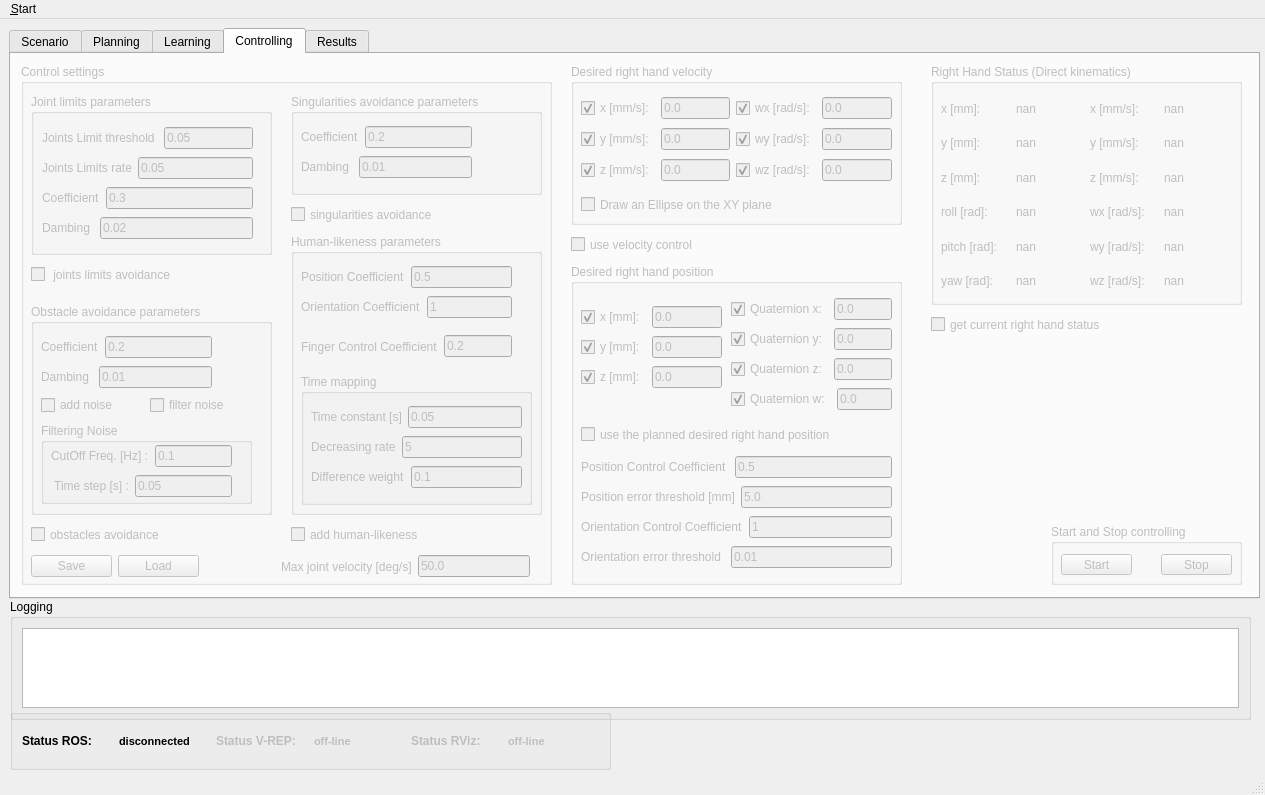
Old version of the form ui/main_window.ui in the repository zohannn/motion_manager.
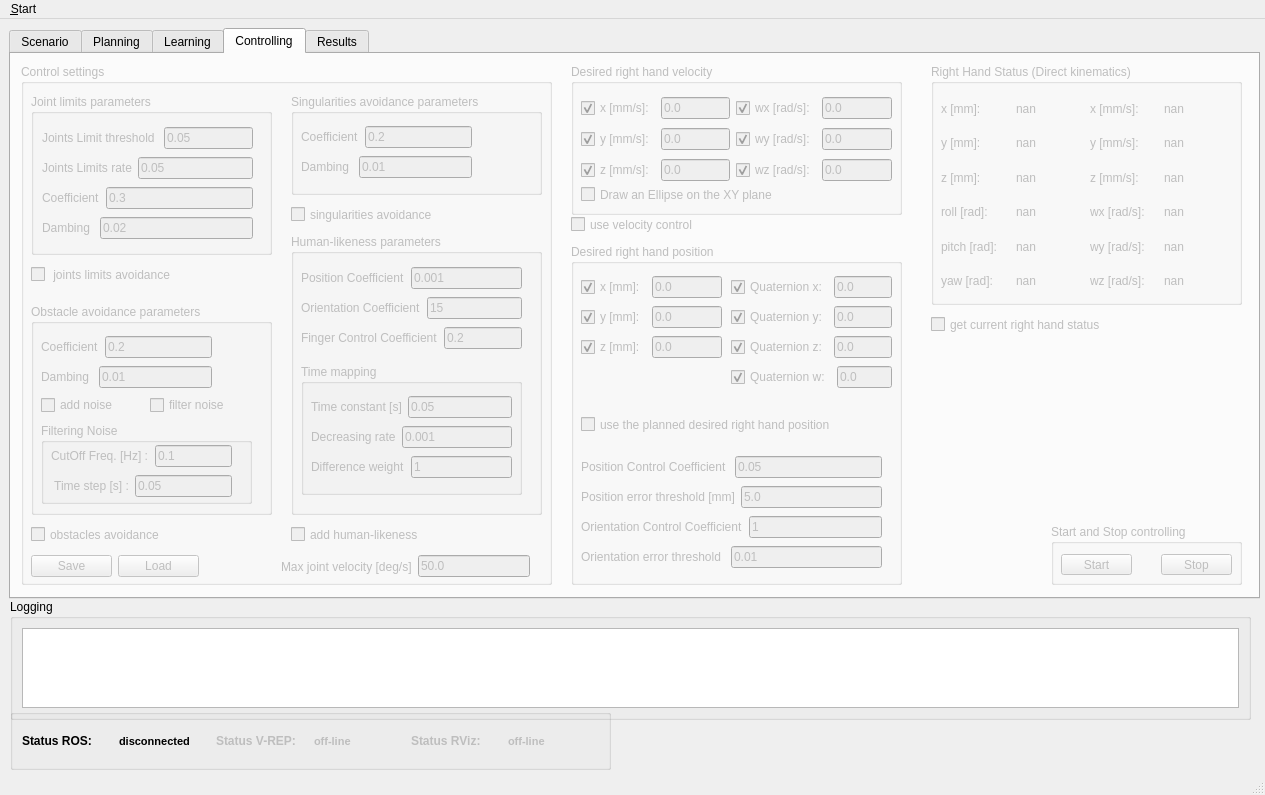
New version of the form. Icons and pictures are not drawn. Custom widgets are drawn as their Qt base class.

Diff of the .ui file:
```diff
--- a/ui/main_window.ui
+++ b/ui/main_window.ui
@@ -1747,7 +1747,7 @@
         <x>560</x>
         <y>10</y>
         <width>331</width>
-        <height>161</height>
+        <height>151</height>
        </rect>
       </property>
       <property name="title">
@@ -1903,7 +1903,7 @@
        <property name="geometry">
         <rect>
          <x>10</x>
-         <y>130</y>
+         <y>120</y>
          <width>301</width>
          <height>21</height>
         </rect>
@@ -1917,9 +1917,9 @@
       <property name="geometry">
        <rect>
         <x>560</x>
-        <y>210</y>
+        <y>190</y>
         <width>331</width>
-        <height>321</height>
+        <height>341</height>
        </rect>
       </property>
       <property name="title">
@@ -1929,7 +1929,7 @@
        <property name="geometry">
         <rect>
          <x>10</x>
-         <y>160</y>
+         <y>170</y>
          <width>291</width>
          <height>21</height>
         </rect>
@@ -1942,91 +1942,7 @@
        <property name="geometry">
         <rect>
          <x>10</x>
-         <y>190</y>
-         <width>311</width>
-         <height>120</height>
-        </rect>
-       </property>
-       <layout class="QVBoxLayout" name="verticalLayout_107">
-        <item>
-         <layout class="QHBoxLayout" name="horizontalLayout_575">
-          <item>
-           <widget class="QLabel" name="label_coeff_pos">
-            <property name="text">
-             <string>Position Control Coefficient </string>
-            </property>
-           </widget>
-          </item>
-          <item>
-           <widget class="QLineEdit" name="lineEdit_coeff_pos">
-            <property name="text">
-             <string>0.5</string>
-            </property>
-           </widget>
-          </item>
-         </layout>
-        </item>
-        <item>
-         <layout class="QHBoxLayout" name="horizontalLayout_296">
-          <item>
-           <widget class="QLabel" name="label_err_pos">
-            <property name="text">
-             <string>Position error threshold [mm]</string>
-            </property>
-           </widget>
-          </item>
-          <item>
-           <widget class="QLineEdit" name="lineEdit_err_pos">
-            <property name="text">
-             <string>5.0</string>
-            </property>
-           </widget>
-          </item>
-         </layout>
-        </item>
-        <item>
-         <layout class="QHBoxLayout" name="horizontalLayout_576">
-          <item>
-           <widget class="QLabel" name="label_coeff_or">
-            <property name="text">
-             <string>Orientation Control Coefficient</string>
-            </property>
-           </widget>
-          </item>
-          <item>
-           <widget class="QLineEdit" name="lineEdit_coeff_or">
-            <property name="text">
-             <string>1</string>
-            </property>
-           </widget>
-          </item>
-         </layout>
-        </item>
-        <item>
-         <layout class="QHBoxLayout" name="horizontalLayout_574">
-          <item>
-           <widget class="QLabel" name="label_err_or">
-            <property name="text">
-             <string>Orientation error threshold </string>
-            </property>
-           </widget>
-          </item>
-          <item>
-           <widget class="QLineEdit" name="lineEdit_err_or">
-            <property name="text">
-             <string>0.01</string>
-            </property>
-           </widget>
-          </item>
-         </layout>
-        </item>
-       </layout>
-      </widget>
-      <widget class="QWidget" name="layoutWidget">
-       <property name="geometry">
-        <rect>
-         <x>10</x>
-         <y>40</y>
+         <y>30</y>
          <width>141</width>
          <height>89</height>
         </rect>
@@ -2101,7 +2017,7 @@
        <property name="geometry">
         <rect>
          <x>160</x>
-         <y>32</y>
+         <y>30</y>
          <width>161</width>
          <height>120</height>
         </rect>
@@ -2193,6 +2109,90 @@
         </item>
        </layout>
       </widget>
+      <widget class="QWidget" name="">
+       <property name="geometry">
+        <rect>
+         <x>10</x>
+         <y>210</y>
+         <width>301</width>
+         <height>120</height>
+        </rect>
+       </property>
+       <layout class="QVBoxLayout" name="verticalLayout_107">
+        <item>
+         <layout class="QHBoxLayout" name="horizontalLayout_575">
+          <item>
+           <widget class="QLabel" name="label_coeff_pos">
+            <property name="text">
+             <string>Position Control Coefficient </string>
+            </property>
+           </widget>
+          </item>
+          <item>
+           <widget class="QLineEdit" name="lineEdit_coeff_pos">
+            <property name="text">
+             <string>0.05</string>
+            </property>
+           </widget>
+          </item>
+         </layout>
+        </item>
+        <item>
+         <layout class="QHBoxLayout" name="horizontalLayout_296">
+          <item>
+           <widget class="QLabel" name="label_err_pos">
+            <property name="text">
+             <string>Position error threshold [mm]</string>
+            </property>
+           </widget>
+          </item>
+          <item>
+           <widget class="QLineEdit" name="lineEdit_err_pos">
+            <property name="text">
+             <string>5.0</string>
+            </property>
+           </widget>
+          </item>
+         </layout>
+        </item>
+        <item>
+         <layout class="QHBoxLayout" name="horizontalLayout_576">
+          <item>
+           <widget class="QLabel" name="label_coeff_or">
+            <property name="text">
+             <string>Orientation Control Coefficient</string>
+            </property>
+           </widget>
+          </item>
+          <item>
+           <widget class="QLineEdit" name="lineEdit_coeff_or">
+            <property name="text">
+             <string>1</string>
+            </property>
+           </widget>
+          </item>
+         </layout>
+        </item>
+        <item>
+         <layout class="QHBoxLayout" name="horizontalLayout_574">
+          <item>
+           <widget class="QLabel" name="label_err_or">
+            <property name="text">
+             <string>Orientation error threshold </string>
+            </property>
+           </widget>
+          </item>
+          <item>
+           <widget class="QLineEdit" name="lineEdit_err_or">
+            <property name="text">
+             <string>0.01</string>
+            </property>
+           </widget>
+          </item>
+         </layout>
+        </item>
+       </layout>
+      </widget>
      </widget>
      <widget class="QCheckBox" name="checkBox_right_hand_status">
       <property name="geometry">
@@ -2211,7 +2211,7 @@
       <property name="geometry">
        <rect>
         <x>560</x>
-        <y>180</y>
+        <y>160</y>
         <width>181</width>
         <height>21</height>
        </rect>
@@ -2934,60 +2934,12 @@
        <property name="title">
         <string>Human-likeness parameters</string>
        </property>
-       <widget class="QWidget" name="layoutWidget_57">
-        <property name="geometry">
-         <rect>
-          <x>10</x>
-          <y>30</y>
-          <width>211</width>
-          <height>58</height>
-         </rect>
-        </property>
-        <layout class="QVBoxLayout" name="verticalLayout_104">
-         <item>
-          <layout class="QHBoxLayout" name="horizontalLayout_565">
-           <item>
-            <widget class="QLabel" name="label_hl_pos_coeff">
-             <property name="text">
-              <string>Position Coefficient</string>
-             </property>
-            </widget>
-           </item>
-           <item>
-            <widget class="QLineEdit" name="lineEdit_hl_pos_coeff">
-             <property name="text">
-              <string>0.5</string>
-             </property>
-            </widget>
-           </item>
-          </layout>
-         </item>
-         <item>
-          <layout class="QHBoxLayout" name="horizontalLayout_566">
-           <item>
-            <widget class="QLabel" name="label_hl_or_coeff">
-             <property name="text">
-              <string>Orientation Coefficient</string>
-             </property>
-            </widget>
-           </item>
-           <item>
-            <widget class="QLineEdit" name="lineEdit_hl_or_coeff">
-             <property name="text">
-              <string>1</string>
-             </property>
-            </widget>
-           </item>
-          </layout>
-         </item>
-        </layout>
-       </widget>
        <widget class="QGroupBox" name="groupBox_time_mapping">
         <property name="geometry">
          <rect>
           <x>10</x>
-          <y>140</y>
-          <width>231</width>
+          <y>130</y>
+          <width>221</width>
           <height>131</height>
          </rect>
         </property>
@@ -2999,7 +2951,7 @@
           <rect>
            <x>10</x>
            <y>30</y>
-           <width>211</width>
+           <width>201</width>
            <height>89</height>
           </rect>
          </property>
@@ -3034,7 +2986,7 @@
             <item>
              <widget class="QLineEdit" name="lineEdit_dec_rate">
               <property name="text">
-               <string>5</string>
+               <string>0.001</string>
               </property>
              </widget>
             </item>
@@ -3052,7 +3004,7 @@
             <item>
              <widget class="QLineEdit" name="lineEdit_diff_w">
               <property name="text">
-               <string>0.1</string>
+               <string>1</string>
               </property>
              </widget>
             </item>
@@ -3061,29 +3013,69 @@
          </layout>
         </widget>
        </widget>
-       <widget class="QWidget" name="layoutWidget">
+       <widget class="QWidget" name="">
         <property name="geometry">
          <rect>
           <x>10</x>
-          <y>100</y>
-          <width>211</width>
-          <height>25</height>
+          <y>31</y>
+          <width>221</width>
+          <height>89</height>
          </rect>
         </property>
-        <layout class="QHBoxLayout" name="horizontalLayout_577">
+        <layout class="QVBoxLayout" name="verticalLayout_104">
          <item>
-          <widget class="QLabel" name="label_fing_coeff">
-           <property name="text">
-            <string>Finger Control Coefficient</string>
-           </property>
-          </widget>
+          <layout class="QHBoxLayout" name="horizontalLayout_565">
+           <item>
+            <widget class="QLabel" name="label_hl_pos_coeff">
+             <property name="text">
+              <string>Position Coefficient</string>
+             </property>
+            </widget>
+           </item>
+           <item>
+            <widget class="QLineEdit" name="lineEdit_hl_pos_coeff">
+             <property name="text">
+              <string>0.001</string>
+             </property>
+            </widget>
+           </item>
+          </layout>
          </item>
          <item>
-          <widget class="QLineEdit" name="lineEdit_fing_coeff">
-           <property name="text">
-            <string>0.2</string>
-           </property>
-          </widget>
+          <layout class="QHBoxLayout" name="horizontalLayout_566">
+           <item>
+            <widget class="QLabel" name="label_hl_or_coeff">
+             <property name="text">
+              <string>Orientation Coefficient</string>
+             </property>
+            </widget>
+           </item>
+           <item>
+            <widget class="QLineEdit" name="lineEdit_hl_or_coeff">
+             <property name="text">
+              <string>15</string>
+             </property>
+            </widget>
+           </item>
+          </layout>
+         </item>
+         <item>
+          <layout class="QHBoxLayout" name="horizontalLayout_577">
+           <item>
+            <widget class="QLabel" name="label_fing_coeff">
+             <property name="text">
+              <string>Finger Control Coefficient</string>
+             </property>
+            </widget>
+           </item>
+           <item>
+            <widget class="QLineEdit" name="lineEdit_fing_coeff">
+             <property name="text">
+              <string>0.2</string>
+             </property>
+            </widget>
+           </item>
+          </layout>
          </item>
         </layout>
        </widget>
```
Left out of the diff: 4 changed lines with no effect on the pictures.
